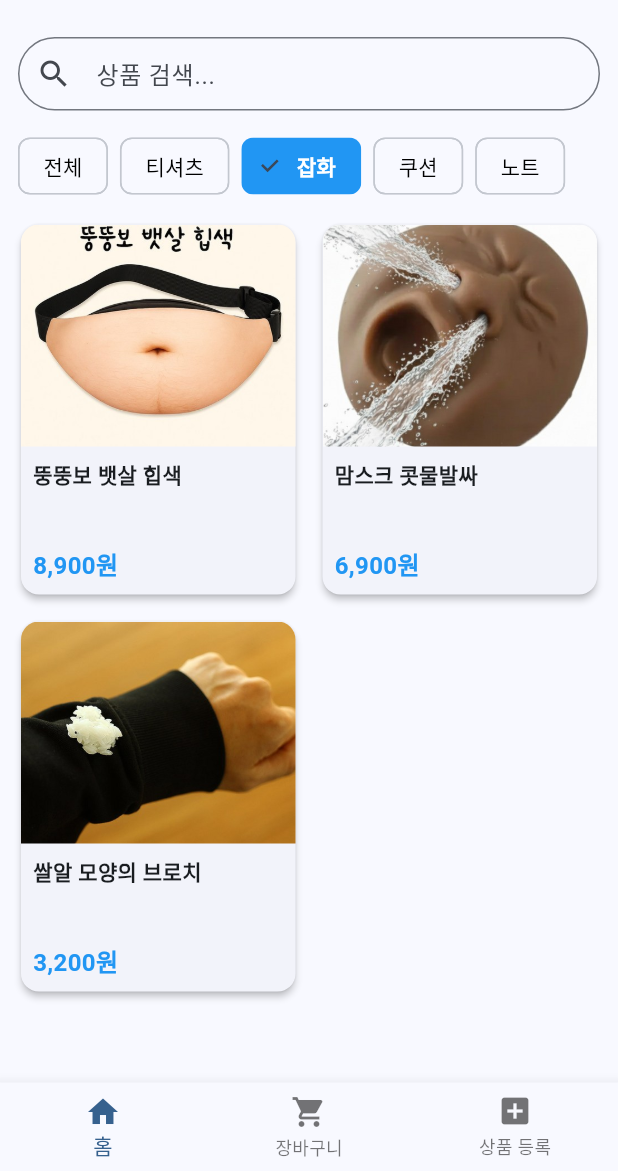
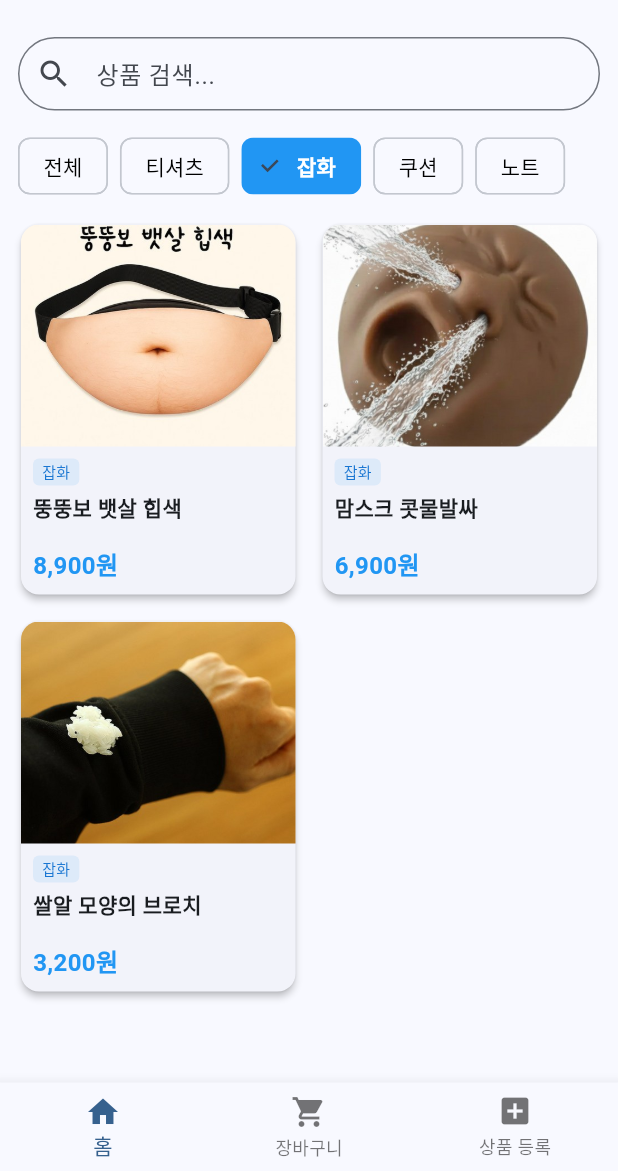
Before and after one commit to Joseph-Cha/useless-gifts-shopping-mall, a Flutter app: the screen it shows after launch, after a tap on "티셔츠", after a tap on "잡화", on a phone screen of 412 x 824 dp, the part 65-1236 px from its top. Run offline on Flutter 3.47's test engine with Material 3 defaults, Android fonts, the phone set to English and light mode, and no system bars; our stand-ins replace image_picker.

Commit message:
#fix: grid item 버그 수정

```diff
--- a/lib/widgets/product_grid_item.dart
+++ b/lib/widgets/product_grid_item.dart
@@ -60,6 +60,29 @@ class ProductGridItem extends StatelessWidget {
                   // 상품 이름과 가격을 위아래 양 끝에 배치 (사이에 공간 채우기)
                   mainAxisAlignment: MainAxisAlignment.spaceBetween,
                   children: [
+                    Column(
+                      crossAxisAlignment: CrossAxisAlignment.start,
+                      children: [
+                        // 카테고리 뱃지
+                        Container(
+                          padding: const EdgeInsets.symmetric(
+                            horizontal: 6,
+                            vertical: 2,
+                          ),
+                          decoration: BoxDecoration(
+                            color: Colors.blue.withValues(alpha: 0.1),
+                            borderRadius: BorderRadius.circular(4),
+                          ),
+                          child: Text(
+                            product.category,
+                            style: TextStyle(
+                              fontSize: 10,
+                              color: Colors.blue[700],
+                              fontWeight: FontWeight.w500,
+                            ),
+                          ),
+                        ),
+                        const SizedBox(height: 4),
                         // 상품 이름 표시
                         Text(
                           product.name,
@@ -69,6 +92,8 @@ class ProductGridItem extends StatelessWidget {
                           ),
                           maxLines: 2, // 최대 2줄까지만 표시
                           overflow: TextOverflow.ellipsis, // 2줄 초과 시 "..." 처리
+                        ),
+                      ],
                     ),
                     // 상품 가격 표시 (이미 형식화된 문자열)
                     Text(
```
Lines whose indentation alone changed are shown as unchanged.
